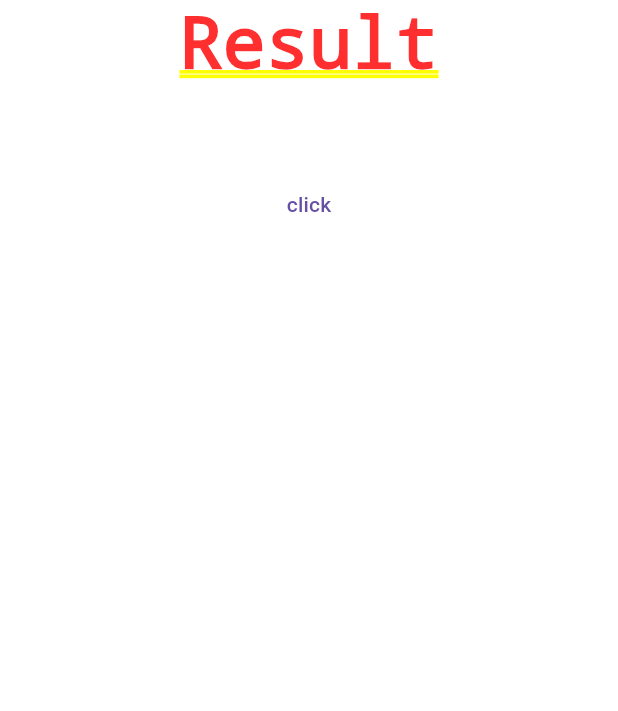
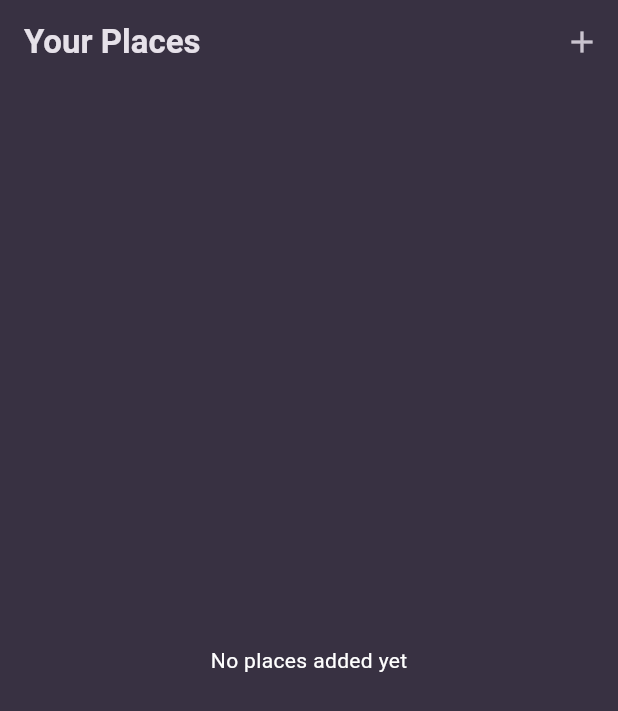
Before and after one commit to ashutosh1234ojha/AdvanceBasicFlutter, a Flutter app: the screen it shows after launch, on a phone screen of 412 x 824 dp. Shown: the top 711 px of the screen. Run offline on Flutter 3.47's test engine with Material 3 defaults, Android fonts, the phone set to English and light mode, and no system bars; our stand-ins replace flutter_riverpod, google_fonts.

Commit message:
places list,add and details screen added

```diff
--- a/lib/main.dart
+++ b/lib/main.dart
@@ -1,40 +1,38 @@
-import 'package:expense_trakcer/screen_calculate.dart';
+import 'package:expense_trakcer/screens/places.dart';
 import 'package:flutter/material.dart';
+import 'package:flutter_riverpod/flutter_riverpod.dart';
+import 'package:google_fonts/google_fonts.dart';
+
+final colorScheme = ColorScheme.fromSeed(
+  brightness: Brightness.dark,
+  seedColor: const Color.fromARGB(255, 102, 6, 247),
+  surface: const Color.fromARGB(255, 56, 49, 66),
+);
+
+final theme = ThemeData(
+  useMaterial3: true,
+  scaffoldBackgroundColor: colorScheme.surface,
+  colorScheme: colorScheme,
+  textTheme: GoogleFonts.ubuntuCondensedTextTheme().copyWith(
+    titleSmall: GoogleFonts.ubuntuCondensed(fontWeight: FontWeight.bold),
+    titleMedium: GoogleFonts.ubuntuCondensed(fontWeight: FontWeight.bold),
+    titleLarge: GoogleFonts.ubuntuCondensed(fontWeight: FontWeight.bold),
+  ),
+);
 
 void main() {
-  runApp(MyApp());
+  runApp(ProviderScope(child: const MyApp()));
 }
 
 class MyApp extends StatelessWidget {
-  const MyApp({super.key});
+  const MyApp({Key? key}) : super(key: key);
 
-  // This widget is the root of your application.
   @override
   Widget build(BuildContext context) {
-    return MaterialApp(home: HomeScreen());
-  }
-}
-
-class HomeScreen extends StatelessWidget {
-  @override
-  Widget build(BuildContext context) {
-    return SafeArea(
-      child: Column(
-        children: [
-          Text("Result"),
-          Text(""),
-
-          TextButton(
-            onPressed: () {
-              Navigator.push(
-                context,
-                MaterialPageRoute(builder: (context) => ScreenCalculate()),
-              );
-            },
-            child: Text("click"),
-          ),
-        ],
-      ),
+    return MaterialApp(
+      title: 'Great Places',
+      theme: theme,
+      home: const PlacesScreen(),
     );
   }
 }
--- /dev/null
+++ b/lib/models/place.dart
@@ -0,0 +1,10 @@
+import 'package:uuid/uuid.dart';
+
+const uuid = Uuid();
+
+class Places {
+  Places({required this.name}) : id = uuid.v4();
+
+  final String id;
+  final String name;
+}
--- /dev/null
+++ b/lib/providers/user_places.dart
@@ -0,0 +1,16 @@
+import 'package:expense_trakcer/models/place.dart';
+import 'package:flutter_riverpod/legacy.dart';
+
+class UserPlacesNotifier extends StateNotifier<List<Places>> {
+  UserPlacesNotifier() : super(const []);
+
+  void addPlace(String title) {
+    final newPlace = Places(name: title);
+    state = [newPlace, ...state];
+  }
+}
+
+final userPlacesProvider =
+    StateNotifierProvider<UserPlacesNotifier, List<Places>>(
+      (ref) => UserPlacesNotifier(),
+    );
--- /dev/null
+++ b/lib/screens/places.dart
@@ -0,0 +1,29 @@
+import 'package:expense_trakcer/providers/user_places.dart';
+import 'package:expense_trakcer/screens/add_places.dart';
+import 'package:expense_trakcer/widgets/places_list.dart';
+import 'package:flutter/material.dart';
+import 'package:flutter_riverpod/flutter_riverpod.dart';
+
+class PlacesScreen extends ConsumerWidget {
+  const PlacesScreen({super.key});
+  @override
+  Widget build(BuildContext context, WidgetRef ref) {
+    final userPlaces = ref.watch(userPlacesProvider);
+    return Scaffold(
+      appBar: AppBar(
+        title: Text("Your Places"),
+        actions: [
+          IconButton(
+            onPressed: () {
+              Navigator.of(
+                context,
+              ).push(MaterialPageRoute(builder: (ctx) => const AddNewPlaces()));
+            },
+            icon: Icon(Icons.add),
+          ),
+        ],
+      ),
+      body: PlacesList(places: userPlaces),
+    );
+  }
+}
--- /dev/null
+++ b/lib/widgets/places_list.dart
@@ -0,0 +1,39 @@
+import 'package:expense_trakcer/models/place.dart';
+import 'package:expense_trakcer/screens/places_detail.dart';
+import 'package:flutter/material.dart';
+
+class PlacesList extends StatelessWidget {
+  const PlacesList({super.key, required this.places});
+
+  final List<Places> places;
+  @override
+  Widget build(BuildContext context) {
+    if (places.isEmpty) {
+      return Center(
+        child: Text(
+          "No places added yet",
+          style: TextStyle(color: Colors.white),
+        ),
+      );
+    } else {
+      return ListView.builder(
+        itemCount: places.length,
+        itemBuilder: (context, index) {
+          return ListTile(
+            title: Text(
+              places[index].name,
+              style: TextStyle(color: Colors.white),
+            ),
+            onTap: () {
+              Navigator.of(context).push(
+                MaterialPageRoute(
+                  builder: (ctx) => PlacesDetailScree(place: places[index]),
+                ),
+              );
+            },
+          );
+        },
+      );
+    }
+  }
+}
--- a/pubspec.yaml
+++ b/pubspec.yaml
@@ -34,9 +34,9 @@ dependencies:
   # The following adds the Cupertino Icons font to your application.
   # Use with the CupertinoIcons class for iOS style icons.
   cupertino_icons: ^1.0.8
-  uuid: ^4.5.1
+  uuid: ^4.5.2
   intl: ^0.20.2
-  google_fonts: ^6.3.1
+  google_fonts: ^6.3.2
   transparent_image: ^2.0.1
   flutter_riverpod: ^3.0.1
   http: ^1.5.0
```
Also changed, not shown: lib/screen_calculate.dart (deleted, +0 -15 lines), lib/screens/add_places.dart (added, +58 -0 lines), lib/screens/places_detail.dart (added, +23 -0 lines), pubspec.lock, 3 other files.
